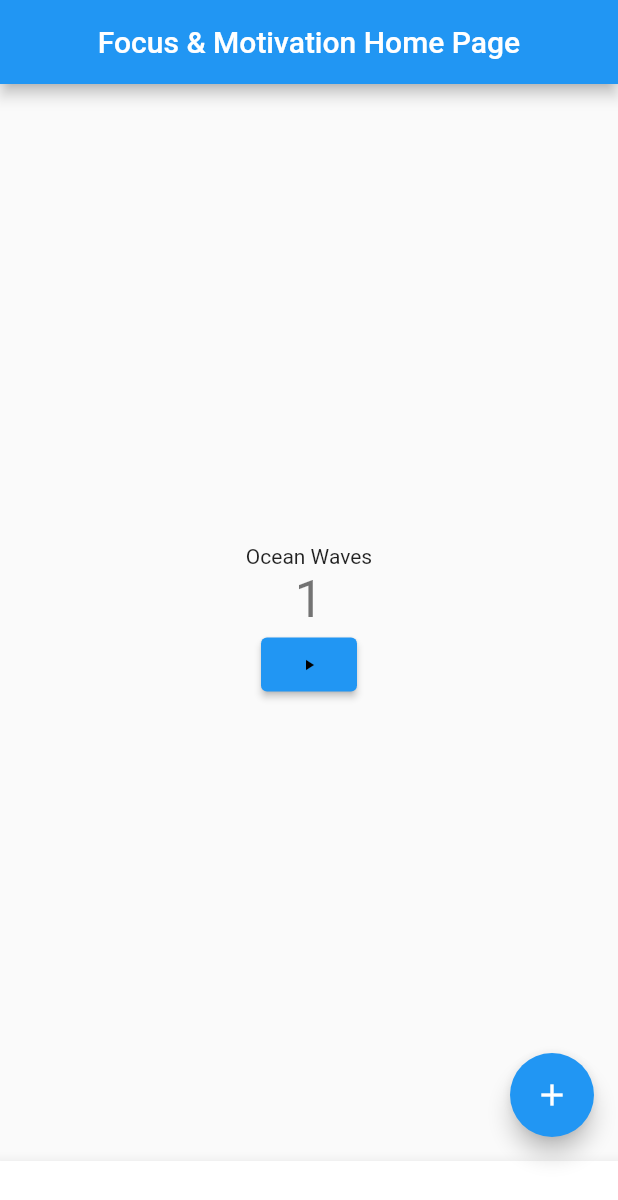
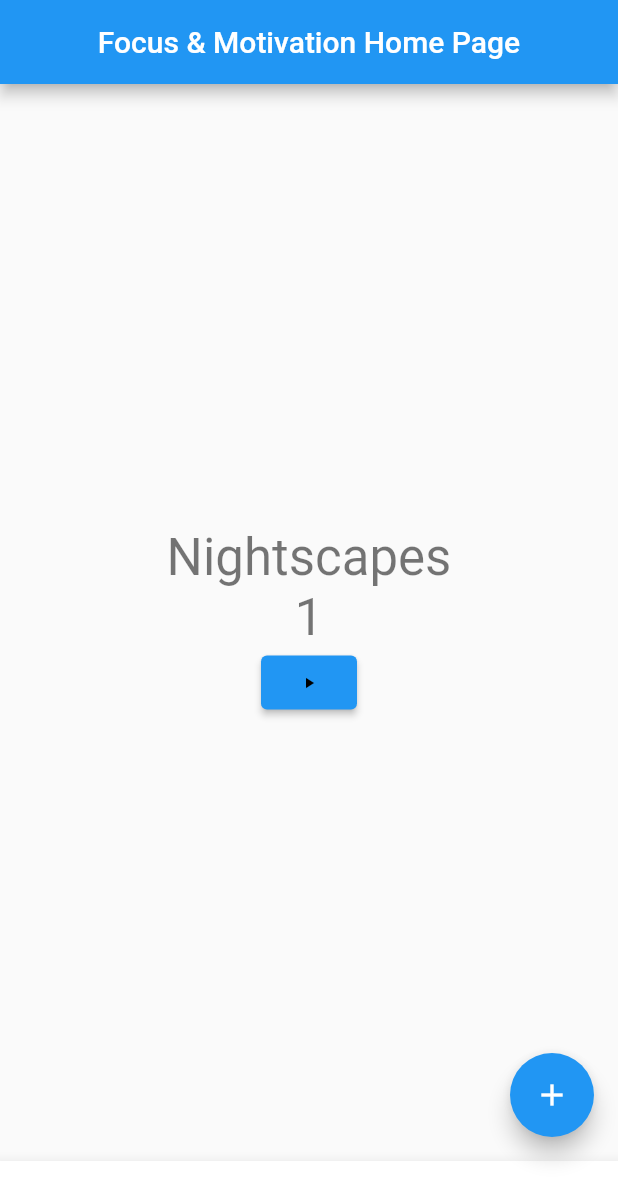
Before and after one commit to adamramasre/CSC190-Focus-App, a Flutter app: the screen it shows after launch, after a tap on the "add" icon, on a phone screen of 412 x 824 dp. Shown: the top 1200 px of the screen. Run offline on Flutter 3.47's test engine with Material 2 defaults, Android fonts, the phone set to English and light mode, and no system bars; our stand-ins replace just_audio.

Commit message:
added more usable audio tracks

```diff
--- a/lib/main.dart
+++ b/lib/main.dart
@@ -7,8 +7,6 @@ import 'package:just_audio/just_audio.dart';
 void main() {
   runApp(const MyApp());
 }
-
-
 
 class MyApp extends StatelessWidget {
   const MyApp({super.key});
@@ -51,20 +49,21 @@ class MyHomePage extends StatefulWidget {
 
   @override
   State<MyHomePage> createState() => _MyHomePageState();
-
 }
 
 class _MyHomePageState extends State<MyHomePage> {
   int _counter = 0;
   bool playing = false;
+  String msgAudio = "Ocean Waves";
   late AudioPlayer myAudioPlayer;
   @override
-  void initState(){
+  void initState() {
     super.initState();
     myAudioPlayer = AudioPlayer()..setAsset("assets/audio/ocean-waves.mp3");
   }
+
   @override
-  void dispose(){
+  void dispose() {
     myAudioPlayer.dispose();
     super.dispose();
   }
@@ -76,21 +75,34 @@ class _MyHomePageState extends State<MyHomePage> {
       // so that the display can reflect the updated values. If we changed
       // _counter without calling setState(), then the build method would not be
       // called again, and so nothing would appear to happen.
+
       _counter++;
+      _counter = _counter % 3;
+      //keep updating this value based on how many tracks there are
+      if (_counter == 0) {
+        myAudioPlayer = AudioPlayer()..setAsset("assets/audio/ocean-waves.mp3");
+        msgAudio = "Ocean Waves";
+      }
+      if (_counter == 1) {
+        myAudioPlayer = AudioPlayer()..setAsset("assets/audio/nightscapes.mp3");
+        msgAudio = "Nightscapes";
+      }
+      if (_counter == 2) {
+        myAudioPlayer = AudioPlayer()..setAsset("assets/audio/aircraft.mp3");
+        msgAudio = "Aircraft";
+      }
     });
   }
 
-  bool playAudio(){
+  bool playAudio() {
     setState(() {
-      if(playing) {
-        playing=false;
+      if (playing) {
+        playing = false;
         myAudioPlayer.pause();
-
-      }else{
-        playing=true;
+      } else {
+        playing = true;
         myAudioPlayer.play();
       }
-
     });
     return playing;
   }
@@ -130,28 +142,29 @@ class _MyHomePageState extends State<MyHomePage> {
           // horizontal).
           mainAxisAlignment: MainAxisAlignment.center,
           children: <Widget>[
-            const Text(
-              "Ocean Waves",
+            Text(
+              msgAudio,
+              style: Theme.of(context).textTheme.headlineMedium,
             ),
             Text(
               '$_counter',
               style: Theme.of(context).textTheme.headlineMedium,
             ),
             ElevatedButton(
-
               onPressed: playAudio,
               child: const Icon(
                 Icons.play_arrow,
                 color: Colors.black,
                 size: 12.0,
               ),
-
             ),
           ],
         ),
       ),
       bottomNavigationBar: BottomAppBar(
-        child: Container(height: 50.0,),
+        child: Container(
+          height: 50.0,
+        ),
       ),
       floatingActionButton: FloatingActionButton(
         onPressed: _incrementCounter,
```
Also changed, not shown: 2 other files.
